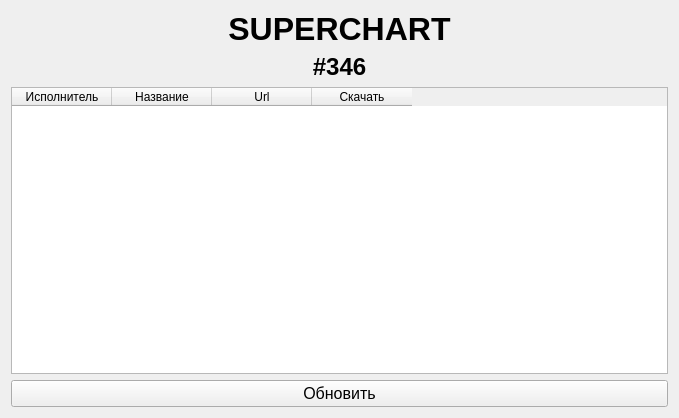
The window that mainform.ui (maxiprogram/DownloadRRSC) describes before a commit, drawn with Qt 5.
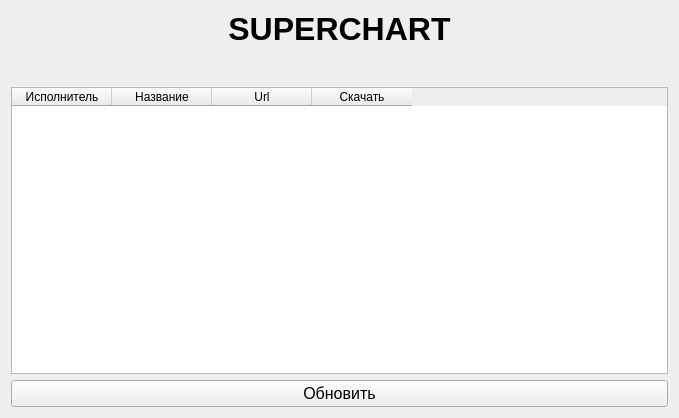
The same window after the commit.

Patch:
```diff
--- a/mainform.ui
+++ b/mainform.ui
@@ -42,7 +42,7 @@
        </font>
       </property>
       <property name="text">
-       <string>#346</string>
+       <string/>
       </property>
       <property name="alignment">
        <set>Qt::AlignCenter</set>
```
